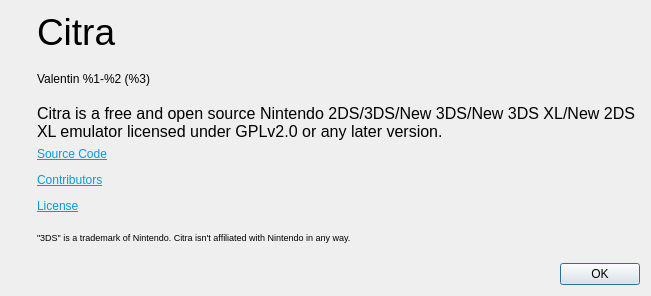
Before: the Qt Designer form src/citra/aboutdialog.ui in GreenAmaranthine/citra, drawn with Qt 5.
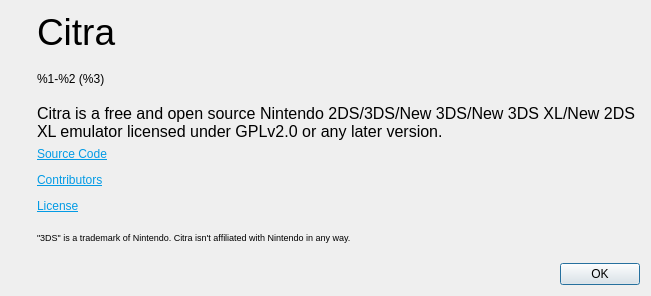
After: the same form once the commit is applied. Icons and pictures are not drawn.

The edit to the form file:
```diff
--- a/src/citra/aboutdialog.ui
+++ b/src/citra/aboutdialog.ui
@@ -70,7 +70,7 @@
           </sizepolicy>
          </property>
          <property name="text">
-          <string>&lt;html&gt;&lt;head/&gt;&lt;body&gt;&lt;p&gt;Valentin %1-%2 (%3)&lt;/p&gt;&lt;/body&gt;&lt;/html&gt;</string>
+          <string>&lt;html&gt;&lt;head/&gt;&lt;body&gt;&lt;p&gt;%1-%2 (%3)&lt;/p&gt;&lt;/body&gt;&lt;/html&gt;</string>
          </property>
         </widget>
        </item>
```
Left out of the diff: 2 changed lines with no effect on the pictures.
